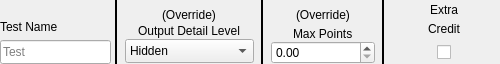
Qt form MIPS-creator/TestLayoutTopRow.ui (iankamin/MIPS-Autograder) before a commit.
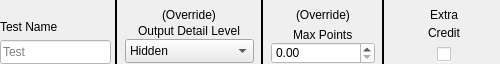
The same form after that commit.

The edit to the form file:
```diff
--- a/MIPS-creator/TestLayoutTopRow.ui
+++ b/MIPS-creator/TestLayoutTopRow.ui
@@ -25,9 +25,12 @@
   <property name="maximumSize">
    <size>
     <width>500</width>
-    <height>999</height>
+    <height>66</height>
    </size>
   </property>
+  <property name="styleSheet">
+   <string notr="true"/>
+  </property>
   <layout class="QGridLayout" name="gridLayout">
    <property name="leftMargin">
     <number>0</number>
@@ -88,6 +91,10 @@
            <height>24</height>
           </size>
          </property>
+         <property name="styleSheet">
+          <string notr="true">background-color: rgb(255, 255, 255);
+color: rgb(0, 0, 0);</string>
+         </property>
          <property name="placeholderText">
           <string>Test</string>
          </property>
@@ -184,6 +191,9 @@
            <height>24</height>
           </size>
          </property>
+         <property name="styleSheet">
+          <string notr="true">background-color: rgb(234, 234, 234);</string>
+         </property>
          <item>
           <property name="text">
            <string>Hidden</string>
@@ -277,6 +287,9 @@
            <height>0</height>
           </size>
          </property>
+         <property name="styleSheet">
+          <string notr="true">background-color: rgb(255, 255, 255);</string>
+         </property>
         </widget>
        </item>
       </layout>
@@ -310,7 +323,7 @@
          <property name="sizeHint" stdset="0">
           <size>
            <width>20</width>
-           <height>2</height>
+           <height>7</height>
           </size>
          </property>
         </spacer>
@@ -335,6 +348,22 @@
          </property>
         </widget>
        </item>
+       <item>
+        <spacer name="verticalSpacer_6">
+         <property name="orientation">
+          <enum>Qt::Vertical</enum>
+         </property>
+         <property name="sizeType">
+          <enum>QSizePolicy::Fixed</enum>
+         </property>
+         <property name="sizeHint" stdset="0">
+          <size>
+           <width>20</width>
+           <height>3</height>
+          </size>
+         </property>
+        </spacer>
+       </item>
        <item alignment="Qt::AlignHCenter">
         <widget class="QCheckBox" name="ExtraCredit">
          <property name="sizePolicy">
@@ -346,7 +375,7 @@
          <property name="minimumSize">
           <size>
            <width>0</width>
-           <height>24</height>
+           <height>0</height>
           </size>
          </property>
          <property name="maximumSize">
@@ -355,11 +384,33 @@
            <height>16777215</height>
           </size>
          </property>
+         <property name="styleSheet">
+          <string notr="true">background-color: rgb(255, 255, 255);</string>
+         </property>
          <property name="text">
           <string/>
          </property>
+         <property name="checked">
+          <bool>false</bool>
+         </property>
         </widget>
        </item>
+       <item>
+        <spacer name="verticalSpacer_5">
+         <property name="orientation">
+          <enum>Qt::Vertical</enum>
+         </property>
+         <property name="sizeType">
+          <enum>QSizePolicy::Fixed</enum>
+         </property>
+         <property name="sizeHint" stdset="0">
+          <size>
+           <width>20</width>
+           <height>2</height>
+          </size>
+         </property>
+        </spacer>
+       </item>
       </layout>
      </item>
     </layout>
```
